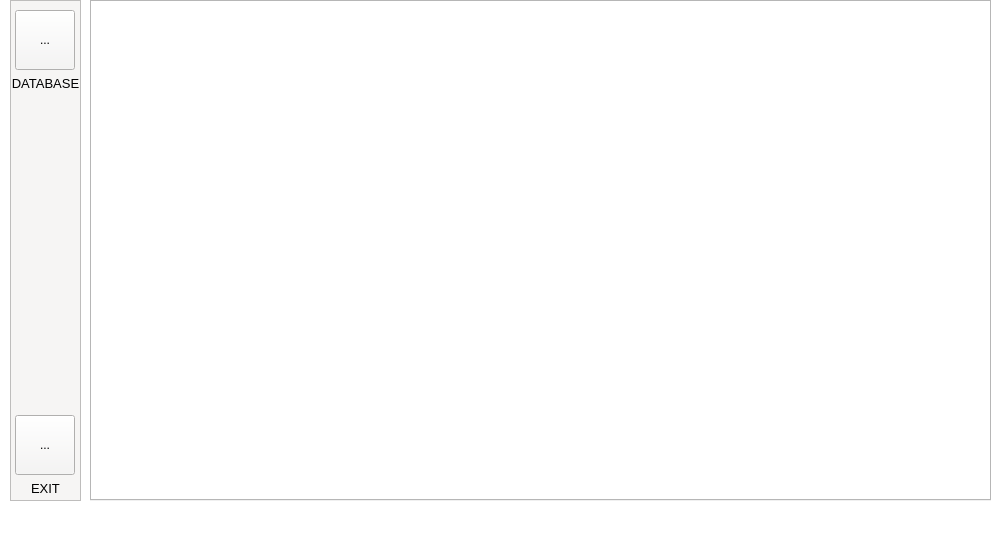
This is MainWindow.ui in wslowinski/QtFinance as Qt 5 draws it before an edit. The edited form follows.
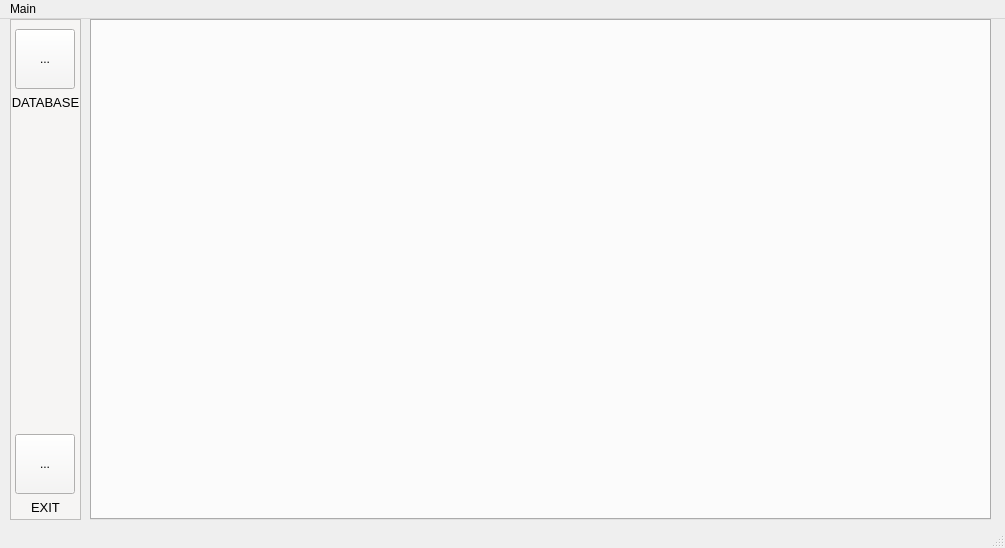
This is the edited form. Icons and pictures are not drawn.

What changed in the file:
```diff
--- a/MainWindow.ui
+++ b/MainWindow.ui
@@ -32,7 +32,7 @@
    <enum>Qt::LeftToRight</enum>
   </property>
   <property name="styleSheet">
-   <string notr="true">background-color: rgb(255, 255, 255);</string>
+   <string notr="true"/>
   </property>
   <property name="tabShape">
    <enum>QTabWidget::Rounded</enum>
@@ -177,6 +177,12 @@
      <height>22</height>
     </rect>
    </property>
+   <widget class="QMenu" name="menuMain">
+    <property name="title">
+     <string>Main</string>
+    </property>
+   </widget>
+   <addaction name="menuMain"/>
   </widget>
   <widget class="QStatusBar" name="statusBar"/>
  </widget>
```
